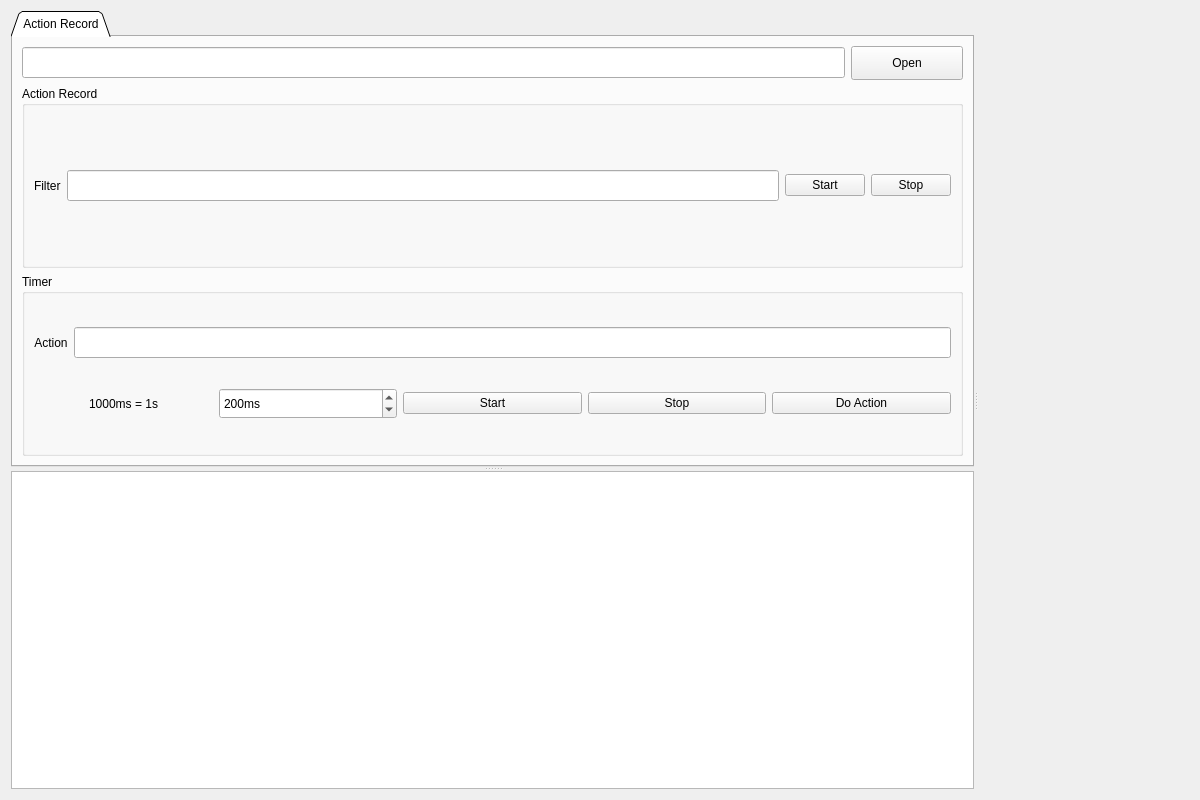
KaiZheng2020/WebAnalyzer, file quant/gui/widgets/MainForm.ui: the form before one commit.
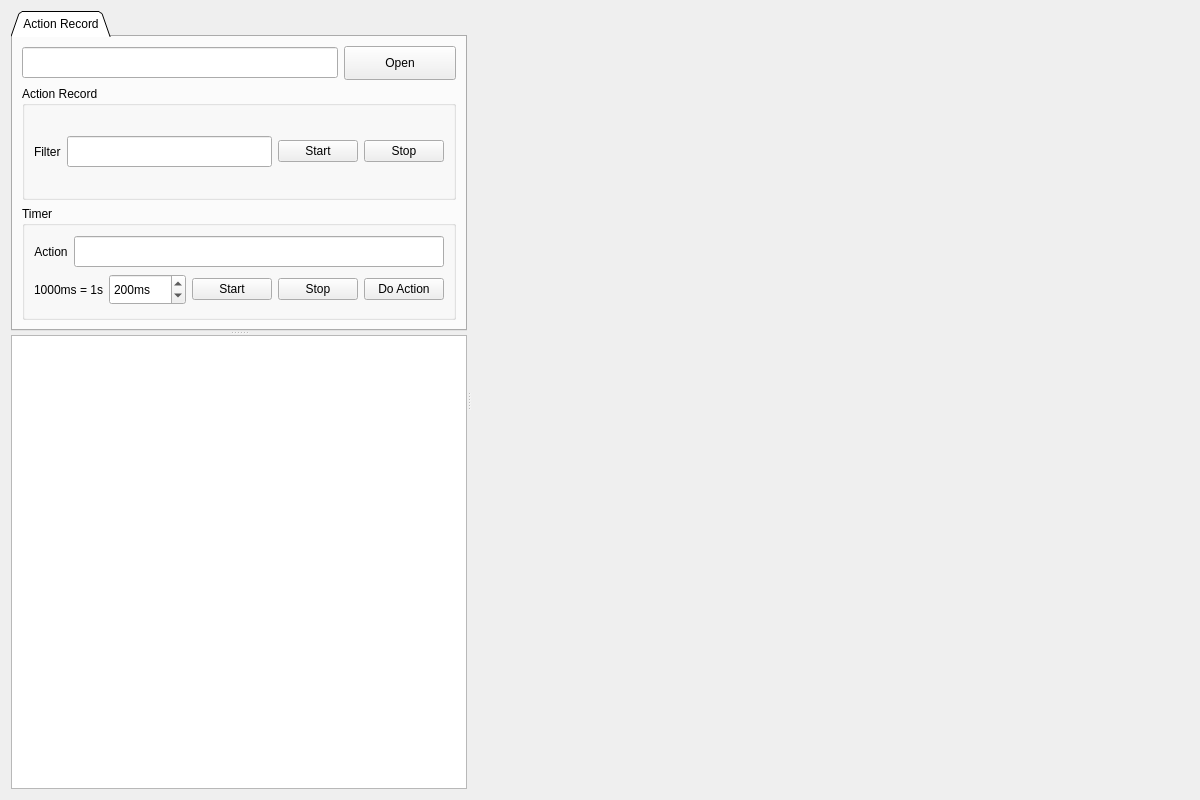
The form after the commit. Custom widgets are drawn as their Qt base class.

Patch:
```diff
--- a/quant/gui/widgets/MainForm.ui
+++ b/quant/gui/widgets/MainForm.ui
@@ -32,6 +32,12 @@
       <enum>Qt::Horizontal</enum>
      </property>
      <widget class="QSplitter" name="splitter_v">
+      <property name="sizePolicy">
+       <sizepolicy hsizetype="Minimum" vsizetype="Expanding">
+        <horstretch>0</horstretch>
+        <verstretch>0</verstretch>
+       </sizepolicy>
+      </property>
       <property name="minimumSize">
        <size>
         <width>200</width>
@@ -42,6 +48,12 @@
        <enum>Qt::Vertical</enum>
       </property>
       <widget class="QTabWidget" name="tabWidget">
+       <property name="sizePolicy">
+        <sizepolicy hsizetype="Expanding" vsizetype="Expanding">
+         <horstretch>0</horstretch>
+         <verstretch>0</verstretch>
+        </sizepolicy>
+       </property>
        <property name="minimumSize">
         <size>
          <width>100</width>
@@ -223,6 +235,12 @@
        </widget>
       </widget>
       <widget class="QTextEdit" name="textEdit_Log">
+       <property name="sizePolicy">
+        <sizepolicy hsizetype="Expanding" vsizetype="Expanding">
+         <horstretch>0</horstretch>
+         <verstretch>1</verstretch>
+        </sizepolicy>
+       </property>
        <property name="minimumSize">
         <size>
          <width>0</width>
@@ -240,7 +258,14 @@
        </property>
       </widget>
      </widget>
-     <widget class="WebEngineView" name="webEngineView" native="true"/>
+     <widget class="WebEngineView" name="webEngineView" native="true">
+      <property name="sizePolicy">
+       <sizepolicy hsizetype="MinimumExpanding" vsizetype="MinimumExpanding">
+        <horstretch>1</horstretch>
+        <verstretch>0</verstretch>
+       </sizepolicy>
+      </property>
+     </widget>
     </widget>
    </item>
   </layout>
```
